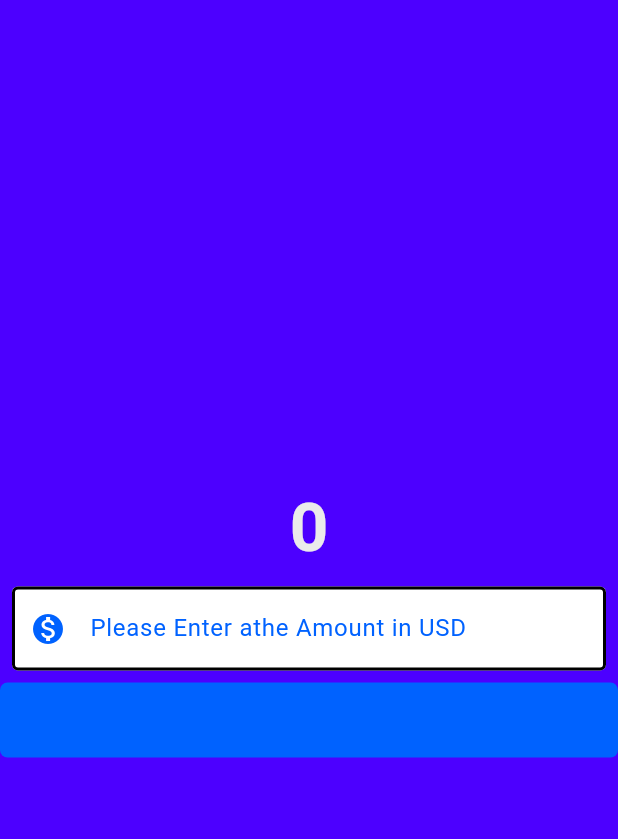
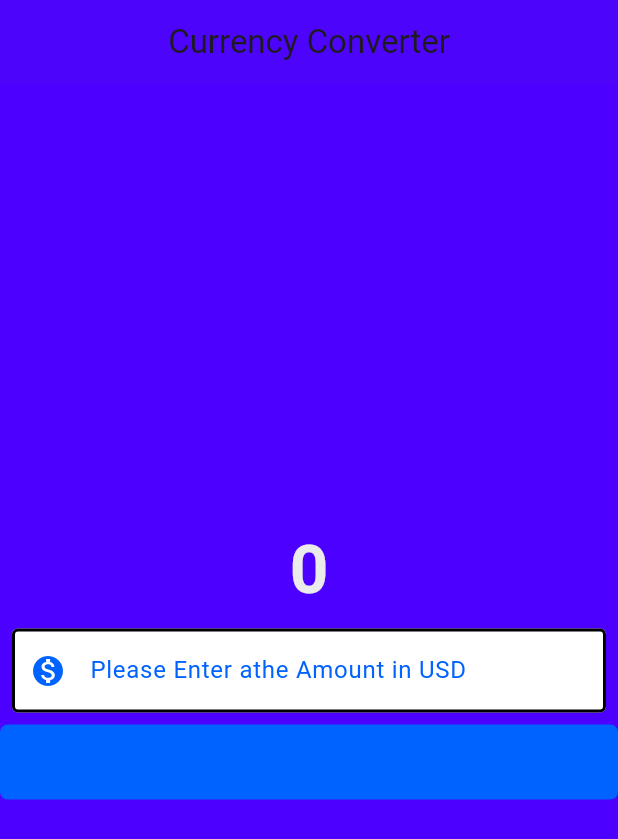
Before and after one commit to Gemcreation/currency_converter, a Flutter app: the screen it shows after launch, on a phone screen of 412 x 824 dp. Shown: the top 839 px of the screen. Run offline on Flutter 3.47's test engine with Material 3 defaults, Android fonts, the phone set to English and light mode, and no system bars.

Commit message:
adding appBar to the scaffold as a folder

```diff
--- a/lib/currency_converter_material_page.dart
+++ b/lib/currency_converter_material_page.dart
@@ -15,6 +15,12 @@ class CurrencyConverterMaterialPage extends StatelessWidget {
       );
     return Scaffold(
       backgroundColor: Color.fromRGBO(76, 0, 255, 1),
+      appBar: AppBar(
+        backgroundColor: Color.fromRGBO(76, 0, 255, 1),
+        elevation: 1,
+        title: Text("Currency Converter"),
+        centerTitle: true,
+      ),
         body: Center(
           child: Column(
             mainAxisAlignment: MainAxisAlignment.center,
```
